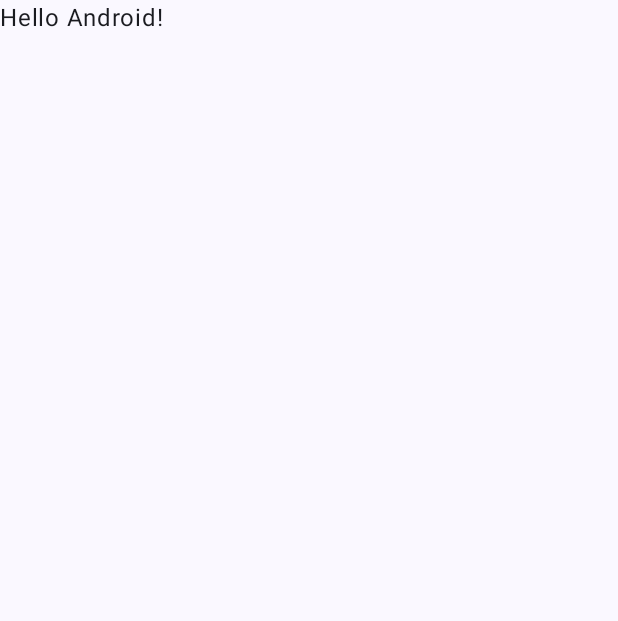
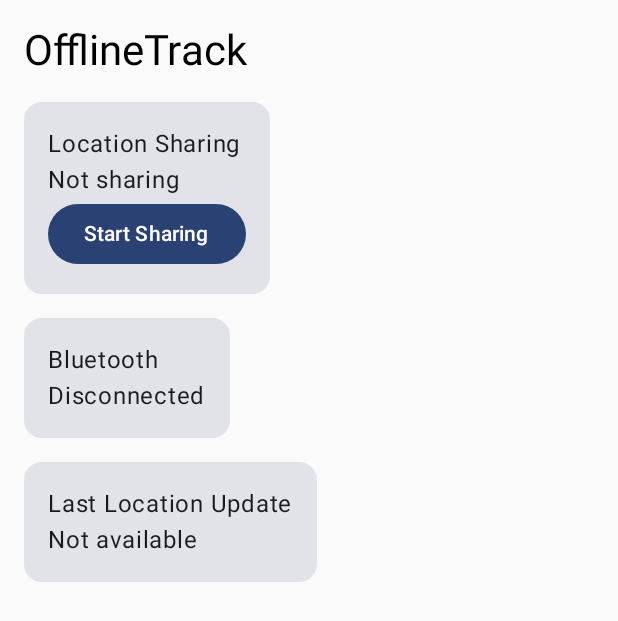
Before and after one commit to vivekkushwahaofficial/OfflineTrack, an Android app built with Jetpack Compose: the screen it shows after launch (MainActivity), on a phone screen of 412 x 824 dp. Before the commit the part shown is almost empty. Shown: the top 621 px of the screen. Run offline under Robolectric (Android 15) with nearby library versions, the phone set to English and light mode, and no system bars.

Commit message:
feat(android): add home screen and sharing state

```diff
--- a/android/app/build.gradle.kts
+++ b/android/app/build.gradle.kts
@@ -52,4 +52,5 @@ dependencies {
     androidTestImplementation(libs.androidx.junit)
     debugImplementation(libs.androidx.compose.ui.test.manifest)
     debugImplementation(libs.androidx.compose.ui.tooling)
+    implementation(libs.androidx.lifecycle.viewmodel.compose)
 }
--- a/android/app/src/main/java/com/offlinetrack/android/MainActivity.kt
+++ b/android/app/src/main/java/com/offlinetrack/android/MainActivity.kt
@@ -1,47 +1,34 @@
+
 package com.offlinetrack.android
 
 import android.os.Bundle
 import androidx.activity.ComponentActivity
 import androidx.activity.compose.setContent
 import androidx.activity.enableEdgeToEdge
-import androidx.compose.foundation.layout.fillMaxSize
-import androidx.compose.foundation.layout.padding
-import androidx.compose.material3.Scaffold
-import androidx.compose.material3.Text
-import androidx.compose.runtime.Composable
-import androidx.compose.ui.Modifier
-import androidx.compose.ui.tooling.preview.Preview
+import androidx.compose.runtime.collectAsState
+import androidx.compose.runtime.getValue
+import androidx.lifecycle.viewmodel.compose.viewModel
+import com.offlinetrack.android.presentation.home.HomeScreen
+import com.offlinetrack.android.presentation.home.HomeViewModel
 import com.offlinetrack.android.ui.theme.OfflineTrackTheme
 
 class MainActivity : ComponentActivity() {
+
     override fun onCreate(savedInstanceState: Bundle?) {
         super.onCreate(savedInstanceState)
+
         enableEdgeToEdge()
+
         setContent {
             OfflineTrackTheme {
-                Scaffold(modifier = Modifier.fillMaxSize()) { innerPadding ->
-                    Greeting(
-                        name = "Android",
-                        modifier = Modifier.padding(innerPadding)
-                    )
-                }
+                val homeViewModel: HomeViewModel = viewModel()
+                val uiState by homeViewModel.uiState.collectAsState()
+
+                HomeScreen(
+                    uiState = uiState,
+                    onToggleSharing = homeViewModel::toggleSharing
+                )
             }
         }
     }
 }
-
-@Composable
-fun Greeting(name: String, modifier: Modifier = Modifier) {
-    Text(
-        text = "Hello $name!",
-        modifier = modifier
-    )
-}
-
-@Preview(showBackground = true)
-@Composable
-fun GreetingPreview() {
-    OfflineTrackTheme {
-        Greeting("Android")
-    }
-}
--- /dev/null
+++ b/android/app/src/main/java/com/offlinetrack/android/presentation/home/HomeScreen.kt
@@ -0,0 +1,62 @@
+
+package com.offlinetrack.android.presentation.home
+
+import androidx.compose.foundation.layout.Arrangement
+import androidx.compose.foundation.layout.Column
+import androidx.compose.foundation.layout.fillMaxSize
+import androidx.compose.foundation.layout.padding
+import androidx.compose.material3.Button
+import androidx.compose.material3.Card
+import androidx.compose.material3.MaterialTheme
+import androidx.compose.material3.Text
+import androidx.compose.runtime.Composable
+import androidx.compose.ui.Modifier
+import androidx.compose.ui.unit.dp
+
+@Composable
+fun HomeScreen(
+    uiState: HomeUiState,
+    onToggleSharing: () -> Unit,
+    modifier: Modifier = Modifier
+) {
+    Column(
+        modifier = modifier
+            .fillMaxSize()
+            .padding(16.dp),
+        verticalArrangement = Arrangement.spacedBy(16.dp)
+    ) {
+        Text(
+            text = "OfflineTrack",
+            style = MaterialTheme.typography.headlineMedium
+        )
+
+        Card {
+            Column(modifier = Modifier.padding(16.dp)) {
+                Text("Location Sharing")
+                Text(
+                    if (uiState.isSharing) "Sharing active" else "Not sharing"
+                )
+
+                Button(onClick = onToggleSharing) {
+                    Text(if (uiState.isSharing) "Stop Sharing" else "Start Sharing")
+                }
+            }
+        }
+
+        Card {
+            Column(modifier = Modifier.padding(16.dp)) {
+                Text("Bluetooth")
+                Text(
+                    if (uiState.isBluetoothConnected) "Connected" else "Disconnected"
+                )
+            }
+        }
+
+        Card {
+            Column(modifier = Modifier.padding(16.dp)) {
+                Text("Last Location Update")
+                Text(uiState.lastLocationUpdate)
+            }
+        }
+    }
+}
--- /dev/null
+++ b/android/app/src/main/java/com/offlinetrack/android/presentation/home/HomeViewModel.kt
@@ -0,0 +1,34 @@
+
+package com.offlinetrack.android.presentation.home
+
+import androidx.lifecycle.ViewModel
+import kotlinx.coroutines.flow.MutableStateFlow
+import kotlinx.coroutines.flow.StateFlow
+import kotlinx.coroutines.flow.asStateFlow
+import kotlinx.coroutines.flow.update
+
+// Represents the current state of the Home screen.
+data class HomeUiState(
+    val isSharing: Boolean = false,
+    val isBluetoothConnected: Boolean = false,
+    val lastLocationUpdate: String = "Not available"
+)
+
+// Manages Home screen state.
+class HomeViewModel : ViewModel() {
+
+    // Internal state that only this ViewModel can modify.
+    private val _uiState = MutableStateFlow(HomeUiState())
+
+    // Public read-only state observed by the UI.
+    val uiState: StateFlow<HomeUiState> = _uiState.asStateFlow()
+
+    // Starts or stops the sharing state.
+    fun toggleSharing() {
+        _uiState.update { currentState ->
+            currentState.copy(
+                isSharing = !currentState.isSharing
+            )
+        }
+    }
+}
--- a/android/gradle/libs.versions.toml
+++ b/android/gradle/libs.versions.toml
@@ -8,6 +8,7 @@ lifecycleRuntimeKtx = "2.6.1"
 activityCompose = "1.8.0"
 kotlin = "2.2.10"
 composeBom = "2026.02.01"
+lifecycleViewmodelCompose = "2.6.1"
 
 [libraries]
 androidx-core-ktx = { group = "androidx.core", name = "core-ktx", version.ref = "coreKtx" }
@@ -24,6 +25,7 @@ androidx-compose-ui-tooling-preview = { group = "androidx.compose.ui", name = "u
 androidx-compose-ui-test-manifest = { group = "androidx.compose.ui", name = "ui-test-manifest" }
 androidx-compose-ui-test-junit4 = { group = "androidx.compose.ui", name = "ui-test-junit4" }
 androidx-compose-material3 = { group = "androidx.compose.material3", name = "material3" }
+androidx-lifecycle-viewmodel-compose = { group = "androidx.lifecycle", name = "lifecycle-viewmodel-compose", version.ref = "lifecycleViewmodelCompose" }
 
 [plugins]
 android-application = { id = "com.android.application", version.ref = "agp" }
```
